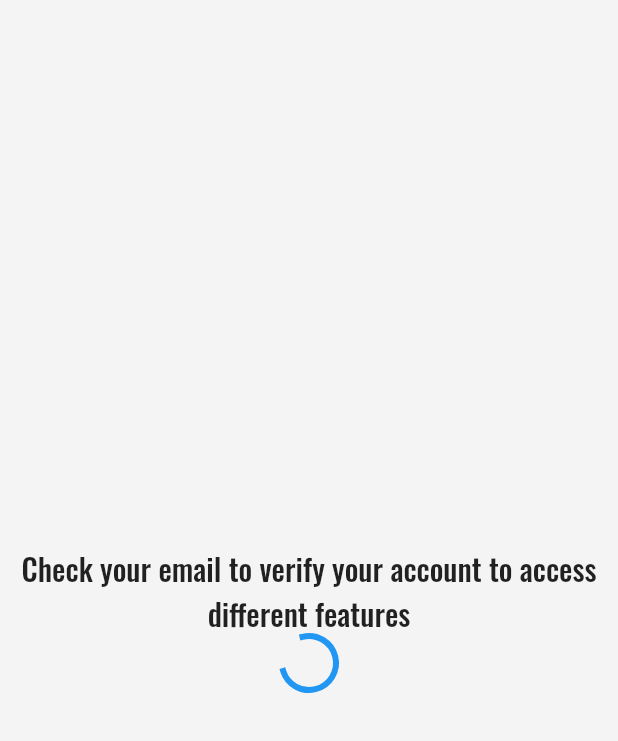
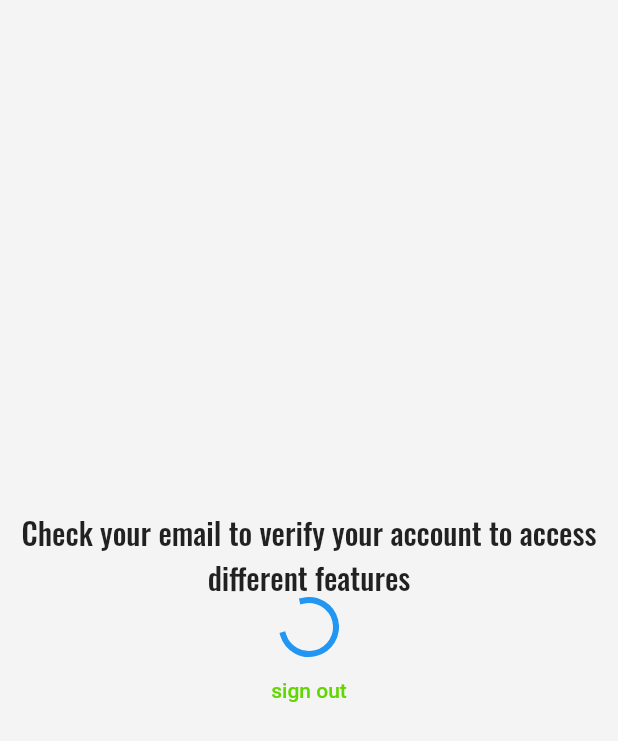
Before and after one commit to danielmc02/coast_link, a Flutter app: the LoadingScreen screen opened directly, on a phone screen of 412 x 824 dp. Shown: the top 741 px of the screen. Run offline on Flutter 3.47's test engine with Material 2 defaults, Android fonts, the phone set to English and light mode, and no system bars; drawn by our look-alikes of animated_text_kit; our stand-ins replace cloud_firestore, firebase_auth, firebase_core, firebase_storage, flutter_map, google_fonts and 5 more; missing offline and left inert: dart:ffi; accounts and stored records are empty.

Commit message:
Stable Version

```diff
--- a/lib/loading_screen.dart
+++ b/lib/loading_screen.dart
@@ -1,5 +1,7 @@
 import 'package:animated_text_kit/animated_text_kit.dart';
+import 'package:coast_link/state_providers/home_state_provider.dart';
 import 'package:flutter/material.dart';
+import 'package:provider/provider.dart';
 
 class LoadingScreen extends StatefulWidget {
   const LoadingScreen({super.key});
@@ -13,7 +15,8 @@ class _LoadingScreenState extends State<LoadingScreen> {
   void initState() {}
   @override
   Widget build(BuildContext context) {
-    return Scaffold(
+    return Consumer<HomeState>(
+      builder: (context, algo, child) => Scaffold(
         backgroundColor: Theme.of(context).colorScheme.background,
         body: Column(
           mainAxisSize: MainAxisSize.max,
@@ -44,8 +47,10 @@ class _LoadingScreenState extends State<LoadingScreen> {
             ])),
             CircularProgressIndicator(
               color: Theme.of(context).primaryColor,
-          )
+            ),
+            TextButton(onPressed: (){algo.auth.signOut();}, child: Text('sign out'))
           ],
+        ),
       ),
     );
   }
--- a/lib/services/authentication/authentication.dart
+++ b/lib/services/authentication/authentication.dart
@@ -32,7 +32,8 @@ static final FirebaseAuth _auth = FirebaseAuth.instance;
       debugPrint("Sucess user signed in. Welcome ${user!.uid.toString()}");
       //Create user entity
       debugPrint("Creating user entity");
-      Timer(Duration(seconds: 2), () async{
+      //Estamated load time for creating user
+      Timer(Duration(seconds: 5), () async{
         debugPrint("Starting process");
            String link = await StorageServices().submitPhoto(file,user.uid);
            debugPrint("Just submited photo with uid");
--- a/lib/wrapper.dart
+++ b/lib/wrapper.dart
@@ -31,14 +31,15 @@ class _WrapperState extends State<Wrapper> {
           stream: _auth.getuser(),
           builder: (context, snapshot) {
             if (snapshot.hasData) {
+              print(snapshot.data);
               if (snapshot.data!.photoURL == null)
               {
                 print("Screen Change");
-                return LoadingScreen();
+                return  LoadingScreen();
               }
               return const HomeScreen();
             } else {
-              return const  LoadingScreen();//IntroScreen();
+              return const  IntroScreen();
             }
           }),
     );
```
Also changed, not shown: 1 other file. Lines whose indentation alone changed are shown as unchanged.
